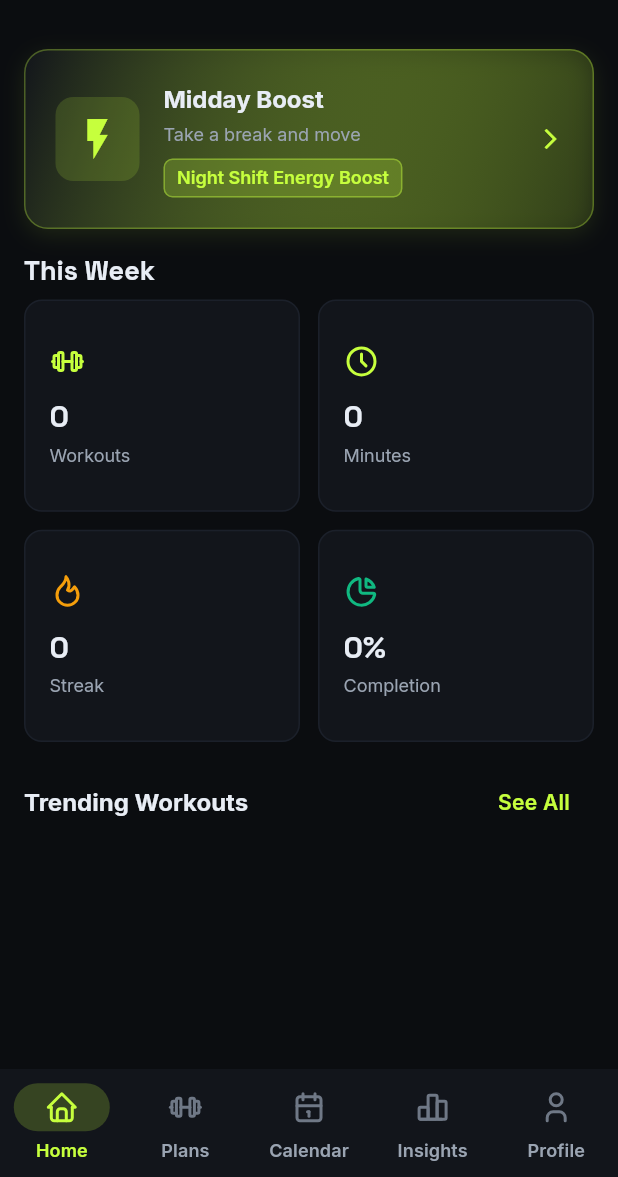
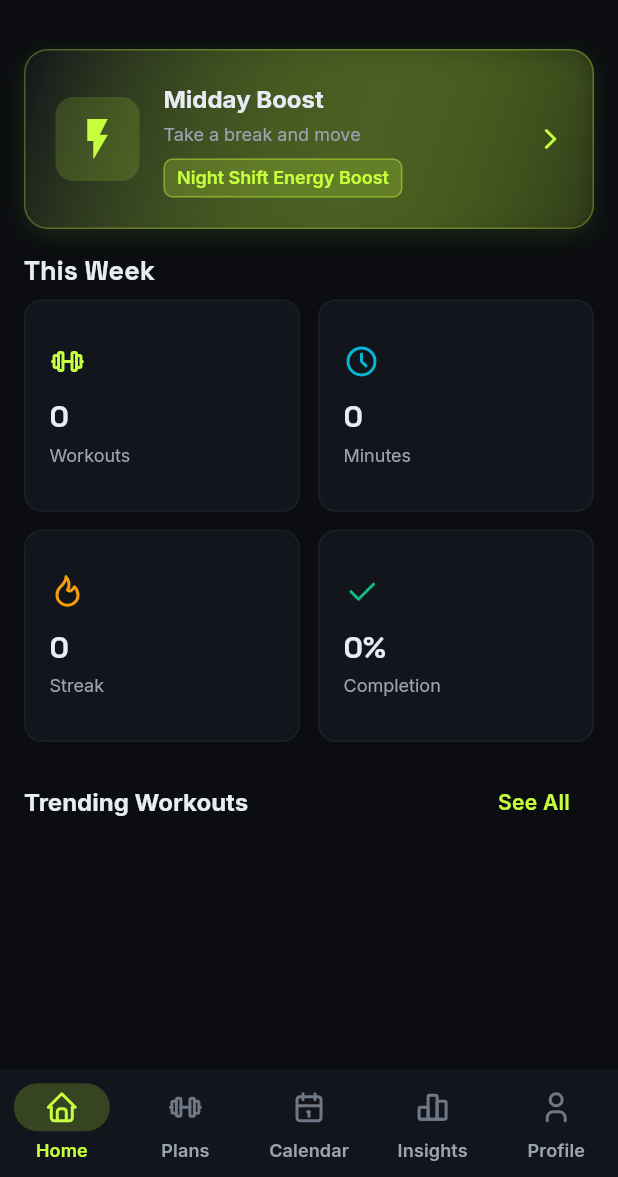
Before and after one commit to GinuraKarunaratne/noctrafit, a Flutter app: the screen it shows once a user with an empty profile is signed in, on a phone screen of 412 x 824 dp, the part 59-1236 px from its top. Run offline on Flutter 3.47's test engine with Material 3 defaults, Android fonts, the light colour scheme and no system bars; our stand-ins replace cloud_firestore, connectivity_plus, drift, firebase_auth, firebase_core, fl_chart and 6 more; accounts and stored records are empty; generated files the repository leaves out were written again.

Commit message:
Final Updates

```diff
--- a/lib/features/home/presentation/home_screen.dart
+++ b/lib/features/home/presentation/home_screen.dart
@@ -7,6 +7,7 @@ import '../../../app/providers/repository_providers.dart';
 import '../../../app/theme/color_tokens.dart';
 import '../../../app/widgets/composite/stats_grid.dart';
 import '../../../data/local/db/app_database.dart';
+import '../providers/home_providers.dart';
 import '../widgets/adaptive_banner_card.dart';
 
 class HomeScreen extends ConsumerStatefulWidget {
@@ -81,7 +82,16 @@ class _HomeScreenState extends ConsumerState<HomeScreen> {
               ),
             ),
 
-            StatsGrid(stats: _getMockWeeklyStats()),
+            Consumer(
+              builder: (context, ref, child) {
+                final weeklyStatsAsync = ref.watch(weeklyStatsProvider);
+                return weeklyStatsAsync.when(
+                  data: (stats) => StatsGrid(stats: stats),
+                  loading: () => const Center(child: CircularProgressIndicator()),
+                  error: (_, __) => const SizedBox.shrink(),
+                );
+              },
+            ),
 
             const SizedBox(height: 16),
 
@@ -136,32 +146,6 @@ class _HomeScreenState extends ConsumerState<HomeScreen> {
     );
   }
 
-  List<StatData> _getMockWeeklyStats() {
-    return const [
-      StatData(
-        value: '0',
-        label: 'Workouts',
-        icon: TablerIcons.barbell,
-      ),
-      StatData(
-        value: '0',
-        label: 'Minutes',
-        icon: TablerIcons.clock,
-      ),
-      StatData(
-        value: '0',
-        label: 'Streak',
-        icon: TablerIcons.flame,
-        iconColor: ColorTokens.warning,
-      ),
-      StatData(
-        value: '0%',
-        label: 'Completion',
-        icon: TablerIcons.chart_pie,
-        iconColor: ColorTokens.success,
-      ),
-    ];
-  }
 }
 
 class _WorkoutCard extends StatelessWidget {
--- /dev/null
+++ b/lib/features/home/providers/home_providers.dart
@@ -0,0 +1,44 @@
+import 'package:flutter_riverpod/flutter_riverpod.dart';
+import 'package:noctrafit/app/providers/repository_providers.dart';
+import 'package:noctrafit/app/widgets/composite/stats_grid.dart';
+import 'package:tabler_icons/tabler_icons.dart';
+import '../../../app/theme/color_tokens.dart';
+
+final weeklyWorkoutsProvider = FutureProvider<int>((ref) async {
+  return ref.read(insightsRepositoryProvider).getWorkoutsThisWeek();
+});
+
+final weeklyMinutesProvider = FutureProvider<int>((ref) async {
+  return ref.read(insightsRepositoryProvider).getTotalMinutesThisWeek();
+});
+
+final weeklyStreakProvider = FutureProvider<int>((ref) async {
+  return ref.read(insightsRepositoryProvider).getCurrentStreak();
+});
+
+final weeklyCompletionProvider = FutureProvider<double>((ref) async {
+  final scheduleRepo = ref.read(scheduleRepositoryProvider);
+  final now = DateTime.now();
+  final startOfWeek = now.subtract(Duration(days: now.weekday - 1));
+  final endOfWeek = startOfWeek.add(const Duration(days: 7));
+
+  final scheduled = await scheduleRepo.getEntriesInRange(startOfWeek, endOfWeek);
+  if (scheduled.isEmpty) return 0.0;
+
+  final completed = scheduled.where((e) => e.isCompleted).length;
+  return (completed / scheduled.length) * 100;
+});
+
+final weeklyStatsProvider = FutureProvider<List<StatData>>((ref) async {
+  final workouts = await ref.watch(weeklyWorkoutsProvider.future);
+  final minutes = await ref.watch(weeklyMinutesProvider.future);
+  final streak = await ref.watch(weeklyStreakProvider.future);
+  final completion = await ref.watch(weeklyCompletionProvider.future);
+
+  return [
+    StatData(value: workouts.toString(), label: 'Workouts', icon: TablerIcons.barbell, iconColor: ColorTokens.accent),
+    StatData(value: minutes.toString(), label: 'Minutes', icon: TablerIcons.clock, iconColor: ColorTokens.info),
+    StatData(value: streak.toString(), label: 'Streak', icon: TablerIcons.flame, iconColor: ColorTokens.warning),
+    StatData(value: '${completion.toInt()}%', label: 'Completion', icon: TablerIcons.check, iconColor: ColorTokens.success),
+  ];
+});
```
Also changed, not shown: lib/features/profile/presentation/profile_screen.dart (+10 -1 lines).
